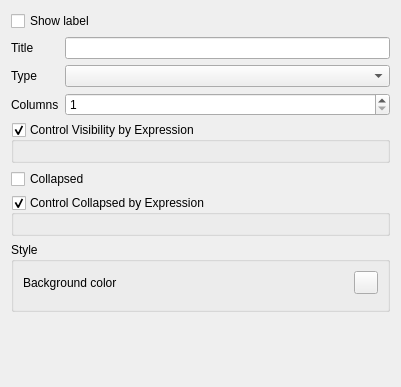
The window that src/ui/attributeformconfig/qgsattributeformcontaineredit.ui (qgis/QGIS) describes before a commit, drawn with Qt 5.
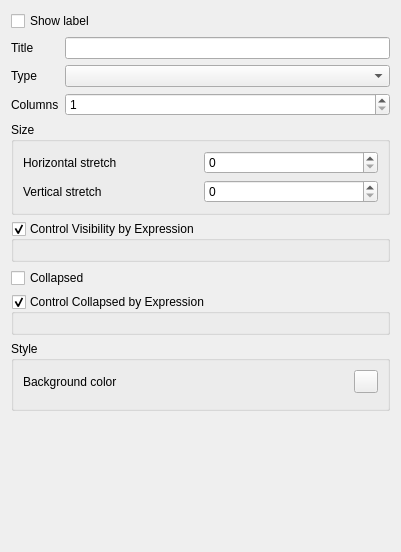
The same window after the commit. Custom widgets are drawn as their Qt base class.

Commit message: [feature] Add control over horizontal / vertical stretch for attribute form widgets

```diff
--- a/src/ui/attributeformconfig/qgsattributeformcontaineredit.ui
+++ b/src/ui/attributeformconfig/qgsattributeformcontaineredit.ui
@@ -7,36 +7,63 @@
     <x>0</x>
     <y>0</y>
     <width>401</width>
-    <height>387</height>
+    <height>552</height>
    </rect>
   </property>
   <property name="windowTitle">
    <string notr="true">Form</string>
   </property>
   <layout class="QGridLayout" name="gridLayout">
-   <item row="8" column="0" colspan="2">
-    <widget class="QgsCollapsibleGroupBox" name="mControlCollapsedGroupBox">
+   <item row="6" column="0" colspan="2">
+    <widget class="QGroupBox" name="mSizeGroupBox">
      <property name="title">
-      <string>Control Collapsed by Expression</string>
+      <string>Size</string>
      </property>
-     <property name="checkable">
-      <bool>true</bool>
-     </property>
-     <layout class="QGridLayout" name="gridLayout_4">
+     <layout class="QGridLayout" name="gridLayout_5">
       <item row="0" column="0">
-       <widget class="QgsFieldExpressionWidget" name="mCollapsedExpressionWidget" native="true"/>
+       <widget class="QLabel" name="mColumnsLabel_2">
+        <property name="text">
+         <string>Horizontal stretch</string>
+        </property>
+       </widget>
+      </item>
+      <item row="0" column="1">
+       <widget class="QgsSpinBox" name="mHozStretchSpin">
+        <property name="minimum">
+         <number>0</number>
+        </property>
+        <property name="maximum">
+         <number>10</number>
+        </property>
+        <property name="value">
+         <number>0</number>
+        </property>
+       </widget>
+      </item>
+      <item row="1" column="0">
+       <widget class="QLabel" name="mColumnsLabel_3">
+        <property name="text">
+         <string>Vertical stretch</string>
+        </property>
+       </widget>
+      </item>
+      <item row="1" column="1">
+       <widget class="QgsSpinBox" name="mVertStretchSpin">
+        <property name="minimum">
+         <number>0</number>
+        </property>
+        <property name="maximum">
+         <number>10</number>
+        </property>
+        <property name="value">
+         <number>0</number>
+        </property>
+       </widget>
       </item>
      </layout>
     </widget>
    </item>
-   <item row="0" column="0" colspan="2">
-    <widget class="QCheckBox" name="mShowLabelCheckBox">
-     <property name="text">
-      <string>Show label</string>
-     </property>
-    </widget>
-   </item>
-   <item row="5" column="0" colspan="2">
+   <item row="7" column="0" colspan="2">
     <widget class="QgsCollapsibleGroupBox" name="mControlVisibilityGroupBox">
      <property name="title">
       <string>Control Visibility by Expression</string>
@@ -51,7 +78,41 @@
      </layout>
     </widget>
    </item>
-   <item row="10" column="0" colspan="2">
+   <item row="9" column="0" colspan="2">
+    <widget class="QCheckBox" name="mCollapsedCheckBox">
+     <property name="text">
+      <string>Collapsed</string>
+     </property>
+    </widget>
+   </item>
+   <item row="2" column="0">
+    <widget class="QLabel" name="label">
+     <property name="text">
+      <string>Title</string>
+     </property>
+    </widget>
+   </item>
+   <item row="0" column="0" colspan="2">
+    <widget class="QCheckBox" name="mShowLabelCheckBox">
+     <property name="text">
+      <string>Show label</string>
+     </property>
+    </widget>
+   </item>
+   <item row="13" column="0">
+    <spacer name="verticalSpacer">
+     <property name="orientation">
+      <enum>Qt::Vertical</enum>
+     </property>
+     <property name="sizeHint" stdset="0">
+      <size>
+       <width>20</width>
+       <height>40</height>
+      </size>
+     </property>
+    </spacer>
+   </item>
+   <item row="12" column="0" colspan="2">
     <widget class="QgsCollapsibleGroupBox" name="mGroupBox">
      <property name="title">
       <string>Style</string>
@@ -80,33 +141,31 @@
      </layout>
     </widget>
    </item>
-   <item row="7" column="0" colspan="2">
-    <widget class="QCheckBox" name="mCollapsedCheckBox">
-     <property name="text">
-      <string>Collapsed</string>
+   <item row="10" column="0" colspan="2">
+    <widget class="QgsCollapsibleGroupBox" name="mControlCollapsedGroupBox">
+     <property name="title">
+      <string>Control Collapsed by Expression</string>
      </property>
+     <property name="checkable">
+      <bool>true</bool>
+     </property>
+     <layout class="QGridLayout" name="gridLayout_4">
+      <item row="0" column="0">
+       <widget class="QgsFieldExpressionWidget" name="mCollapsedExpressionWidget" native="true"/>
+      </item>
+     </layout>
     </widget>
    </item>
-   <item row="11" column="0">
-    <spacer name="verticalSpacer">
-     <property name="orientation">
-      <enum>Qt::Vertical</enum>
-     </property>
-     <property name="sizeHint" stdset="0">
-      <size>
-       <width>20</width>
-       <height>40</height>
-      </size>
-     </property>
-    </spacer>
+   <item row="3" column="1">
+    <widget class="QComboBox" name="mTypeCombo"/>
    </item>
    <item row="2" column="1">
     <widget class="QLineEdit" name="mTitleLineEdit"/>
    </item>
-   <item row="2" column="0">
-    <widget class="QLabel" name="label">
+   <item row="3" column="0">
+    <widget class="QLabel" name="label_4">
      <property name="text">
-      <string>Title</string>
+      <string>Type</string>
      </property>
     </widget>
    </item>
@@ -127,16 +186,6 @@
      </property>
     </widget>
    </item>
-   <item row="3" column="0">
-    <widget class="QLabel" name="label_4">
-     <property name="text">
-      <string>Type</string>
-     </property>
-    </widget>
-   </item>
-   <item row="3" column="1">
-    <widget class="QComboBox" name="mTypeCombo"/>
-   </item>
   </layout>
  </widget>
  <customwidgets>
```
Left out of the diff: 2 changed lines with no effect on the pictures. The commit also changes 9 other files.
